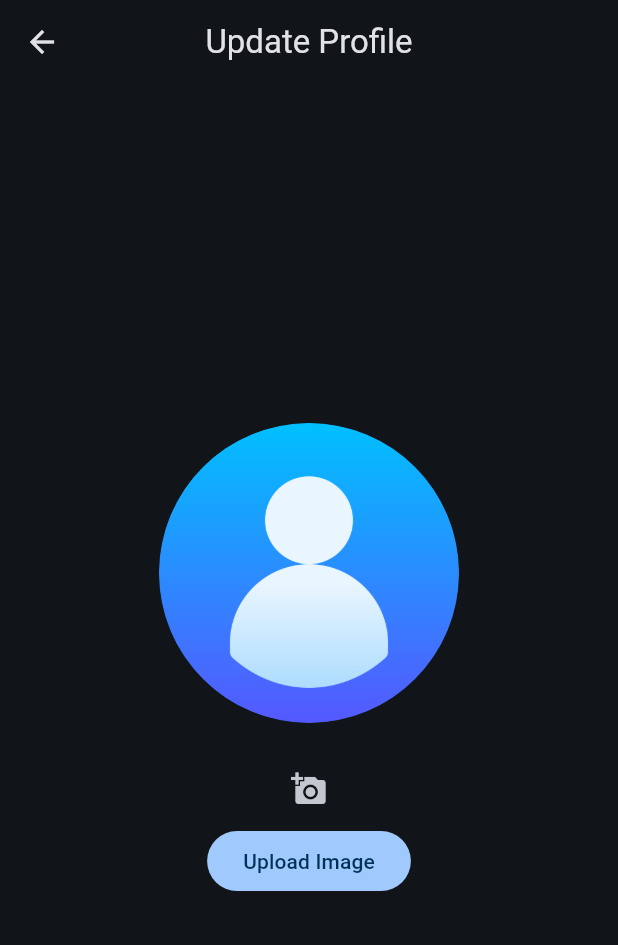
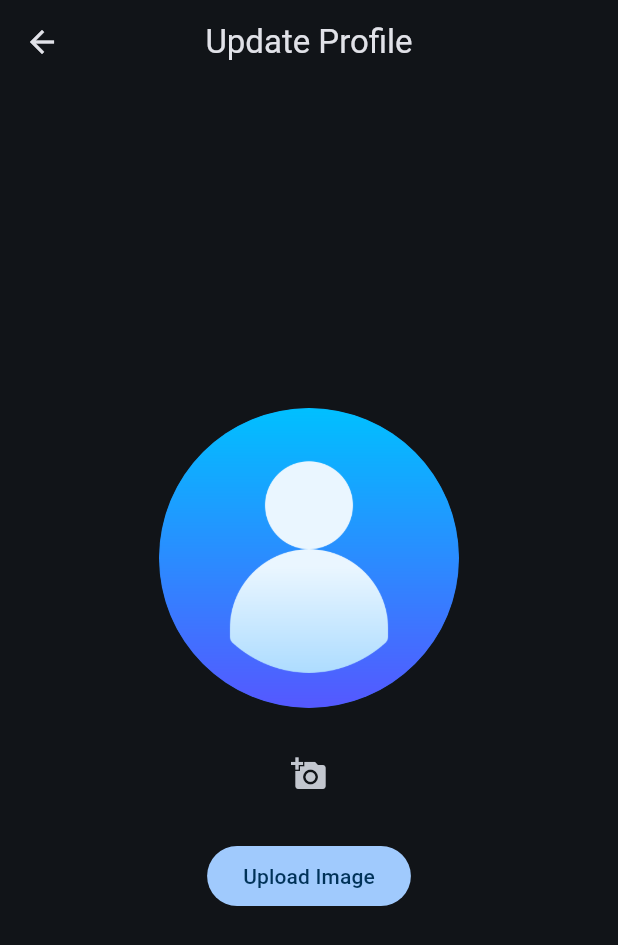
Before and after one commit to Git-Deez-Bugs/blog_mobile_app, a Flutter app: the EditProfileScreen screen opened directly with empty values, after a tap on the "delete" icon, on a phone screen of 412 x 824 dp. Shown: the top 945 px of the screen. Run offline on Flutter 3.47's test engine with Material 3 defaults, Android fonts, the phone set to English and light mode, and no system bars; our stand-ins replace flutter_dotenv, image_picker, shared_preferences, supabase_flutter; accounts and stored records are empty; network calls fail.

Commit message:
Implemented some responsiveness to the UI

```diff
--- a/lib/components/blog_card.dart
+++ b/lib/components/blog_card.dart
@@ -43,6 +43,7 @@ class _BlogCardState extends State<BlogCard> {
             );
           }
         },
+        borderRadius: BorderRadius.circular(14),
         child: Column(
           children: [
             //Email, Date, and MoreOptions
--- a/lib/components/view_profile_dialog.dart
+++ b/lib/components/view_profile_dialog.dart
@@ -8,6 +8,10 @@ class ViewProfileDialog extends StatelessWidget {
 
   @override
   Widget build(BuildContext context) {
+
+    final screenWidth = MediaQuery.of(context).size.width;
+    final double avataRadius = screenWidth < 600 ? 100 : 300;
+
     return SizedBox(
       width: double.infinity,
       child: TextButton(
@@ -22,7 +26,7 @@ class ViewProfileDialog extends StatelessWidget {
                   children: [
                     Center(
                       child: CircleAvatar(
-                        radius: 100,
+                        radius: avataRadius,
                         backgroundImage: currentUser.signedUrl != null
                             ? NetworkImage(currentUser.signedUrl!)
                             : AssetImage('assets/images/user.png')
--- a/lib/features/profile/screens/edit_profile_screen.dart
+++ b/lib/features/profile/screens/edit_profile_screen.dart
@@ -24,6 +24,9 @@ class _EditProfileScreenState extends State<EditProfileScreen> {
     super.initState();
     _networkImageUrl = widget.currentUser.signedUrl;
     _oldImagePath = widget.currentUser.profilePath;
+
+    debugPrint('Initial networkImageUrl: $_networkImageUrl');
+    debugPrint('Initial oldImagePath: $_oldImagePath');
   }
 
   Future<void> pickImage() async {
@@ -48,9 +51,10 @@ class _EditProfileScreenState extends State<EditProfileScreen> {
         id: widget.currentUser.id,
         email: widget.currentUser.email,
         createdAt: widget.currentUser.createdAt,
-        name: widget.currentUser.name
+        name: widget.currentUser.name,
       );
-      if ((_oldImagePath != null && _networkImageUrl == null) && _imageFile == null) {
+      if ((_oldImagePath != null && _networkImageUrl == null) &&
+          _imageFile == null) {
         user.profilePath = null;
       }
       await profileService.updateProfile(
@@ -74,6 +78,12 @@ class _EditProfileScreenState extends State<EditProfileScreen> {
 
   @override
   Widget build(BuildContext context) {
+    final screenWidth = MediaQuery.of(context).size.width;
+
+    final double avatarRadius = screenWidth < 600 ? 100 : 200;
+    final double sbSize = screenWidth < 600 ? 20 : 40;
+    final double iconSize = screenWidth < 600 ? 24 : 28;
+
     return Scaffold(
       appBar: AppBar(title: Text('Update Profile'), centerTitle: true),
       body: Center(
@@ -81,18 +91,21 @@ class _EditProfileScreenState extends State<EditProfileScreen> {
           mainAxisAlignment: MainAxisAlignment.center,
           children: [
             CircleAvatar(
-              radius: 100,
+              radius: avatarRadius,
               backgroundImage: _imageFile != null
                   ? MemoryImage(_imageFile!)
                   : _networkImageUrl != null
                   ? NetworkImage(_networkImageUrl!)
                   : AssetImage('assets/images/user.png'),
             ),
-            const SizedBox(height: 20),
+            SizedBox(height: sbSize),
             Row(
               mainAxisAlignment: MainAxisAlignment.center,
               children: [
-                IconButton(onPressed: pickImage, icon: Icon(Icons.add_a_photo)),
+                IconButton(
+                  onPressed: pickImage,
+                  icon: Icon(Icons.add_a_photo, size: iconSize),
+                ),
                 if (_networkImageUrl != null || _imageFile != null)
                   IconButton(
                     onPressed: () {
@@ -102,15 +115,18 @@ class _EditProfileScreenState extends State<EditProfileScreen> {
                         _fileName = null;
                       });
                     },
-                    icon: Icon(Icons.delete),
+                    icon: Icon(Icons.delete, size: iconSize),
                   ),
               ],
             ),
-            if (_imageFile != null || (_oldImagePath != null && _networkImageUrl == null))
+            if (_imageFile != null ||
+                (_oldImagePath != null && _networkImageUrl == null)) ...[
+              SizedBox(height: sbSize),
               FilledButton(
                 onPressed: updateProfile,
                 child: Text('Upload Image'),
               ),
+            ],
           ],
         ),
       ),
```
Also changed, not shown: lib/features/auth/screens/signin_screen.dart (+8 -1 lines), lib/features/auth/screens/signup_screen.dart (+8 -1 lines), lib/features/blogs/screens/blog_screen.dart (+11 -6 lines), lib/features/blogs/screens/bloglist_screen.dart (+17 -3 lines), lib/features/blogs/screens/create_update_blog_screen.dart (+11 -2 lines), lib/features/blogs/screens/home_screen.dart (+9 -3 lines), lib/features/profile/screens/edit_name_screen.dart (+13 -3 lines), lib/features/profile/screens/profile_screen.dart (+17 -7 lines).
